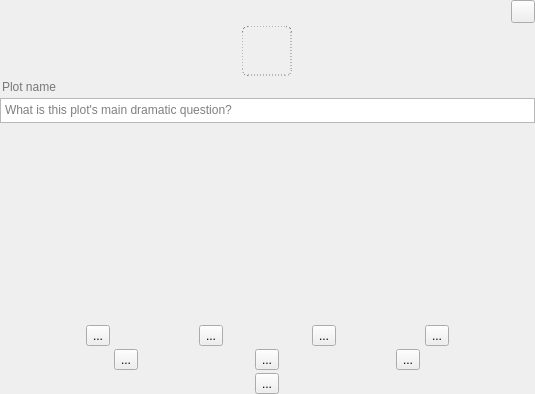
This is ui/plot_widget.ui in zkovari/plotlyst as Qt 5 draws it before an edit. The edited form follows.
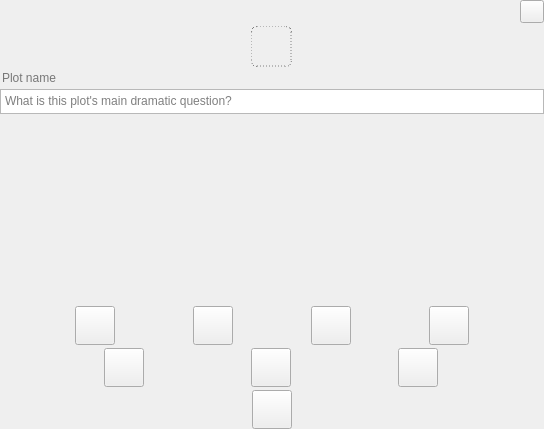
This is the edited form. Custom widgets are drawn as their Qt base class.

Commit message: resize icons for plot

Patch:
```diff
--- a/ui/plot_widget.ui
+++ b/ui/plot_widget.ui
@@ -6,8 +6,8 @@
    <rect>
     <x>0</x>
     <y>0</y>
-    <width>535</width>
-    <height>394</height>
+    <width>544</width>
+    <height>429</height>
    </rect>
   </property>
   <property name="sizePolicy">
@@ -72,8 +72,8 @@
      </property>
      <property name="iconSize">
       <size>
-       <width>45</width>
-       <height>45</height>
+       <width>36</width>
+       <height>36</height>
       </size>
      </property>
     </widget>
@@ -134,12 +134,12 @@
      <item>
       <widget class="QToolButton" name="toolButton_3">
        <property name="text">
-        <string>...</string>
+        <string/>
        </property>
        <property name="iconSize">
         <size>
-         <width>40</width>
-         <height>40</height>
+         <width>32</width>
+         <height>32</height>
         </size>
        </property>
       </widget>
@@ -147,12 +147,12 @@
      <item>
       <widget class="QToolButton" name="toolButton_4">
        <property name="text">
-        <string>...</string>
+        <string/>
        </property>
        <property name="iconSize">
         <size>
-         <width>40</width>
-         <height>40</height>
+         <width>32</width>
+         <height>32</height>
         </size>
        </property>
       </widget>
@@ -160,12 +160,12 @@
      <item>
       <widget class="QToolButton" name="toolButton_5">
        <property name="text">
-        <string>...</string>
+        <string/>
        </property>
        <property name="iconSize">
         <size>
-         <width>40</width>
-         <height>40</height>
+         <width>32</width>
+         <height>32</height>
         </size>
        </property>
       </widget>
@@ -173,12 +173,12 @@
      <item>
       <widget class="QToolButton" name="toolButton_6">
        <property name="text">
-        <string>...</string>
+        <string/>
        </property>
        <property name="iconSize">
         <size>
-         <width>40</width>
-         <height>40</height>
+         <width>32</width>
+         <height>32</height>
         </size>
        </property>
       </widget>
@@ -190,12 +190,12 @@
      <item>
       <widget class="QToolButton" name="toolButton_7">
        <property name="text">
-        <string>...</string>
+        <string/>
        </property>
        <property name="iconSize">
         <size>
-         <width>40</width>
-         <height>40</height>
+         <width>32</width>
+         <height>32</height>
         </size>
        </property>
       </widget>
@@ -203,12 +203,12 @@
      <item>
       <widget class="QToolButton" name="toolButton_8">
        <property name="text">
-        <string>...</string>
+        <string/>
        </property>
        <property name="iconSize">
         <size>
-         <width>40</width>
-         <height>40</height>
+         <width>32</width>
+         <height>32</height>
         </size>
        </property>
       </widget>
@@ -216,12 +216,12 @@
      <item>
       <widget class="QToolButton" name="toolButton_9">
        <property name="text">
-        <string>...</string>
+        <string/>
        </property>
        <property name="iconSize">
         <size>
-         <width>40</width>
-         <height>40</height>
+         <width>32</width>
+         <height>32</height>
         </size>
        </property>
       </widget>
@@ -231,12 +231,12 @@
    <item alignment="Qt::AlignHCenter">
     <widget class="QToolButton" name="toolButton_10">
      <property name="text">
-      <string>...</string>
+      <string/>
      </property>
      <property name="iconSize">
       <size>
-       <width>40</width>
-       <height>40</height>
+       <width>32</width>
+       <height>32</height>
       </size>
      </property>
     </widget>
```
